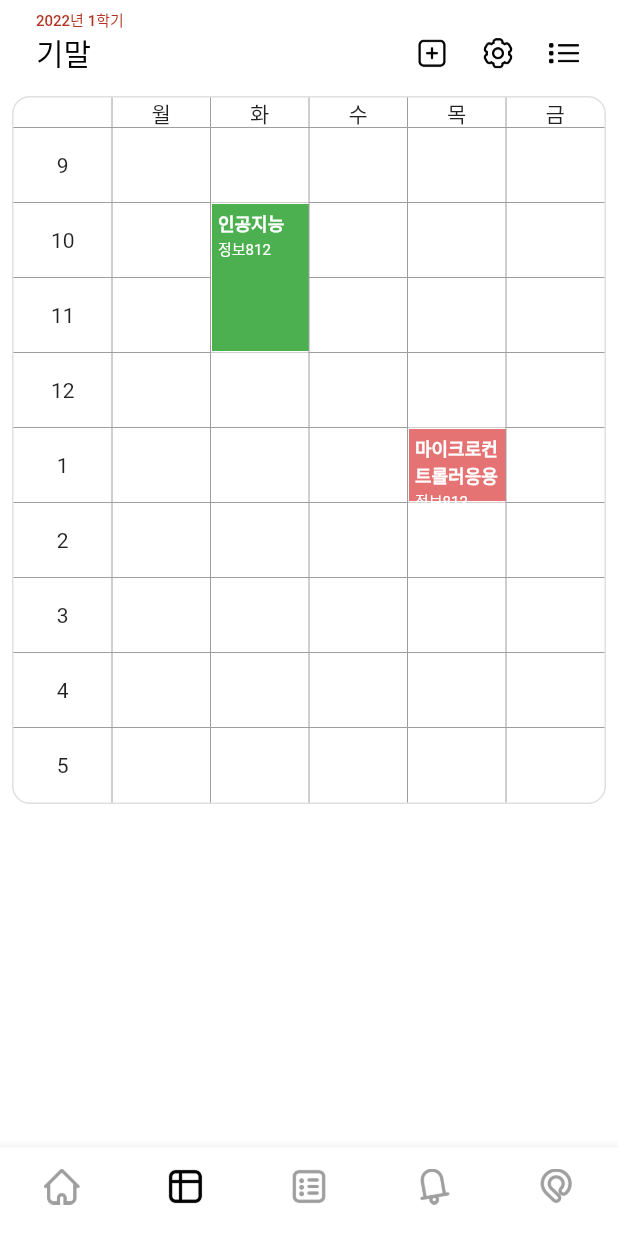
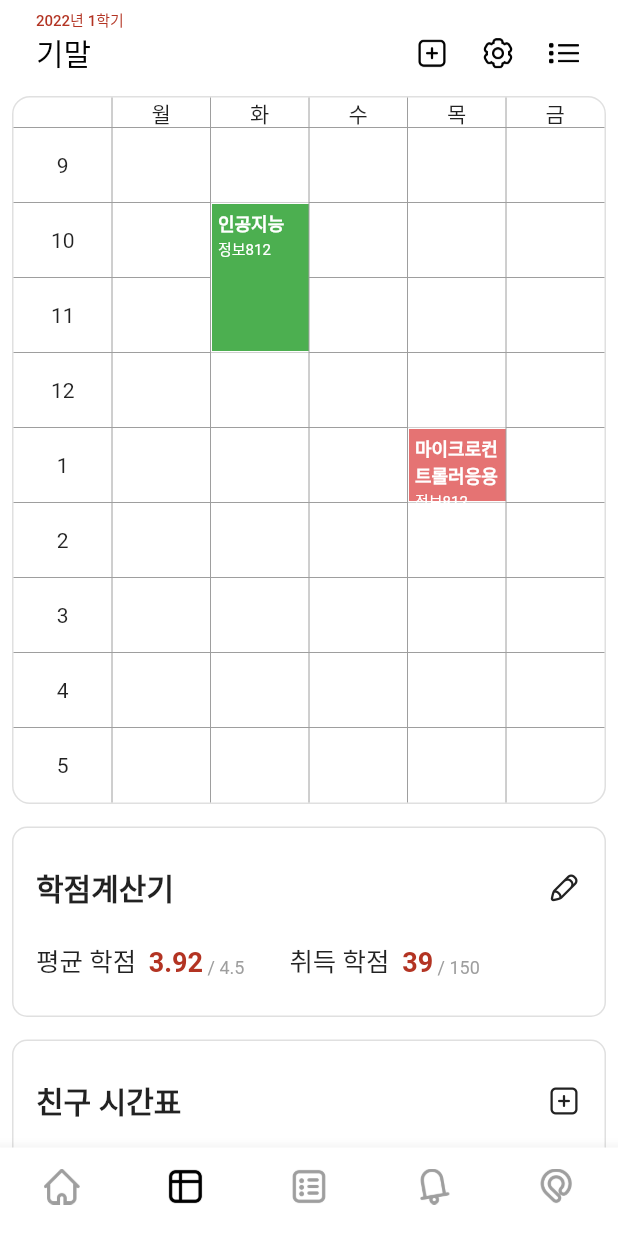
Before and after one commit to Caste-Untouchable/everytime-front, a Flutter app: the MainScreen screen opened directly, item 2 of the bottom bar chosen, on a phone screen of 412 x 824 dp. Run offline on Flutter 3.47's test engine with Material 2 defaults, Android fonts, the phone set to English and light mode, and no system bars; our stand-ins replace flutter_html.

Commit message:
feat: 커스텀 위젯 구현
NoSplashIconButton, CustomButtonContainer

Signed-off-by: HeeRyun, Jin(qwertycvb) <jins4218@gmail.com>

```diff
--- a/lib/screen/time_table_screen.dart
+++ b/lib/screen/time_table_screen.dart
@@ -1,3 +1,6 @@
+import 'package:clone_everytime/const.dart';
+import 'package:clone_everytime/widgets/custom_button.dart';
+import 'package:clone_everytime/widgets/custom_container.dart';
 import 'package:clone_everytime/widgets/time_table.dart';
 import 'package:flutter/material.dart';
 
@@ -30,36 +33,22 @@ class TimeTableAppBar extends StatelessWidget with PreferredSizeWidget {
                 Row(
                   mainAxisSize: MainAxisSize.max,
                   children: [
-                    SizedBox(
-                      child: IconButton(
+                    NoSplashIconButton(
+                      icon: const ImageIcon(AssetImage('assets/icons/icn_m_add_gray800.png')),
+                      onPressed: () {},
+                    ),
+                    Padding(
+                      padding: const EdgeInsets.only(left: 20.0),
+                      child: NoSplashIconButton(
+                        icon: const ImageIcon(AssetImage('assets/icons/icn_m_setting_gray800.png')),
                         onPressed: () {},
-                        splashColor: Colors.transparent,
-                        highlightColor: Colors.transparent,
-                        icon: const ImageIcon(AssetImage('assets/icons/icn_m_add_gray800.png')),
-                        constraints: const BoxConstraints(),
-                        padding: EdgeInsets.zero,
                       ),
                     ),
                     Padding(
                       padding: const EdgeInsets.only(left: 20.0),
-                      child: IconButton(
+                      child: NoSplashIconButton(
+                        icon: const ImageIcon(AssetImage('assets/icons/icn_m_list_gray800.png')),
                         onPressed: () {},
-                        splashColor: Colors.transparent,
-                        highlightColor: Colors.transparent,
-                        icon: const ImageIcon(AssetImage('assets/icons/icn_m_setting_gray800.png')),
-                        constraints: const BoxConstraints(),
-                        padding: EdgeInsets.zero,
-                      ),
-                    ),
-                    Padding(
-                      padding: const EdgeInsets.only(left: 20.0),
-                      child: IconButton(
-                        onPressed: () {},
-                        splashColor: Colors.transparent,
-                        highlightColor: Colors.transparent,
-                        icon: const ImageIcon(AssetImage('assets/icons/icn_m_list_gray800.png')),
-                        constraints: const BoxConstraints(),
-                        padding: EdgeInsets.zero,
                       ),
                     ),
                   ],
@@ -76,6 +65,63 @@ class TimeTableAppBar extends StatelessWidget with PreferredSizeWidget {
 class TimeTableScreen extends StatelessWidget {
   const TimeTableScreen({super.key});
 
+  Widget buildGPA() {
+    return CustomButtonContainer(
+      title: "학점계산기",
+      button: NoSplashIconButton(
+        icon: const ImageIcon(AssetImage("assets/icons/icn_m_edit_gray800.png")),
+        onPressed: () {},
+      ),
+      child: Row(crossAxisAlignment: CrossAxisAlignment.end, children: const [
+        Text("평균 학점  ", style: TextStyle(fontSize: 17.0)),
+        Text(
+          "3.92",
+          style: TextStyle(color: EveryTimeColor.red, fontSize: 18.0, fontWeight: FontWeight.bold),
+        ),
+        Text(
+          " / 4.5",
+          style: TextStyle(color: Colors.grey, fontSize: 12.0),
+        ),
+        SizedBox(width: 30.0),
+        Text("취득 학점  ", style: TextStyle(fontSize: 17.0)),
+        Text(
+          "39",
+          style: TextStyle(color: EveryTimeColor.red, fontSize: 18.0, fontWeight: FontWeight.bold),
+        ),
+        Text(
+          " / 150",
+          style: TextStyle(color: Colors.grey, fontSize: 12.0),
+        ),
+      ]),
+    );
+  }
+
+  Widget buildFriendTimeTable() {
+    return CustomButtonContainer(
+      title: "친구 시간표",
+      button: NoSplashIconButton(
+        icon: const ImageIcon(AssetImage("assets/icons/icn_m_add_gray800.png")),
+        onPressed: () {},
+      ),
+      child: ListView.builder(
+        shrinkWrap: true,
+        itemCount: 3,
+        itemBuilder: (BuildContext context, int index) {
+          return InkWell(
+            onTap: () {},
+            child: Container(
+              margin: const EdgeInsets.only(top: 8.0, bottom: 8.0),
+              child: Text(
+                index.toString(),
+                style: const TextStyle(fontSize: 18.0),
+              ),
+            ),
+          );
+        },
+      ),
+    );
+  }
+
   @override
   Widget build(BuildContext context) {
     return SingleChildScrollView(
@@ -84,6 +130,11 @@ class TimeTableScreen extends StatelessWidget {
         child: Column(
           children: [
             buildTimeTable(),
+            const SizedBox(height: 15.0),
+            buildGPA(),
+            const SizedBox(height: 15.0),
+            buildFriendTimeTable(),
+            const SizedBox(height: 10.0),
           ],
         ),
       ),
--- /dev/null
+++ b/lib/widgets/custom_button.dart
@@ -0,0 +1,20 @@
+import 'package:flutter/material.dart';
+
+class NoSplashIconButton extends StatelessWidget {
+  final Function() onPressed;
+  final Widget icon;
+
+  const NoSplashIconButton({super.key, required this.onPressed, required this.icon});
+
+  @override
+  Widget build(BuildContext context) {
+    return IconButton(
+      constraints: const BoxConstraints(),
+      icon: icon,
+      onPressed: onPressed,
+      highlightColor: Colors.transparent,
+      padding: EdgeInsets.zero,
+      splashColor: Colors.transparent,
+    );
+  }
+}
--- /dev/null
+++ b/lib/widgets/custom_container.dart
@@ -0,0 +1,35 @@
+import 'package:flutter/material.dart';
+
+class CustomButtonContainer extends StatelessWidget {
+  final String title;
+  final Widget button;
+  final Widget child;
+
+  const CustomButtonContainer({super.key, required this.title, required this.button, required this.child});
+
+  @override
+  Widget build(BuildContext context) {
+    return Container(
+      padding: const EdgeInsets.fromLTRB(15.0, 25.0, 15.0, 25.0),
+      alignment: Alignment.topLeft,
+      decoration: BoxDecoration(
+        border: Border.all(color: Colors.grey[300]!, width: 1),
+        borderRadius: BorderRadius.circular(10.0),
+      ),
+      child: Column(children: [
+        Row(
+          mainAxisAlignment: MainAxisAlignment.spaceBetween,
+          children: [
+            Text(
+              title,
+              style: const TextStyle(fontSize: 20.0, fontWeight: FontWeight.bold),
+            ),
+            button,
+          ],
+        ),
+        const SizedBox(height: 20.0),
+        child,
+      ]),
+    );
+  }
+}
```
